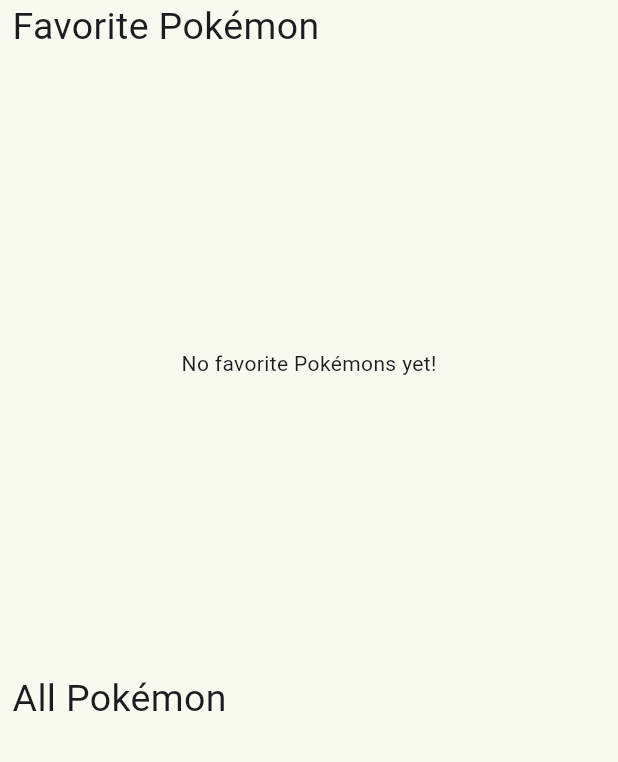
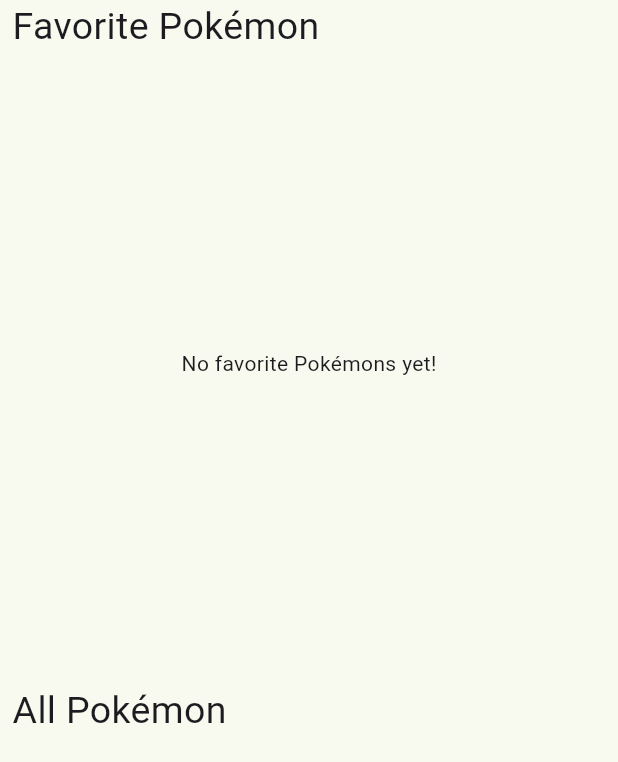
Before and after one commit to NovaLogics/pokemon-verse-flutter-app, a Flutter app: the screen it shows after launch, on a phone screen of 412 x 824 dp. Shown: the top 762 px of the screen. Run offline on Flutter 3.47's test engine with Material 3 defaults, Android fonts, the light colour scheme and no system bars; our stand-ins replace dio, flutter_riverpod, get_it, google_fonts, shared_preferences, skeletonizer; network calls fail.

Commit message:
feat: impl controller and home-screen functions

```diff
--- a/lib/src/features/home/presentation/controller/home_controller.dart
+++ b/lib/src/features/home/presentation/controller/home_controller.dart
@@ -1,4 +1,5 @@
 import 'package:dio/dio.dart';
+import 'package:flutter/foundation.dart';
 import 'package:flutter_riverpod/flutter_riverpod.dart';
 import 'package:get_it/get_it.dart';
 import 'package:pokemonverse/src/features/home/data/models/page_data.dart';
@@ -6,37 +7,52 @@
 import 'package:pokemonverse/src/core/services/http_service.dart';
 
 class HomeController extends StateNotifier<HomePageData> {
-  final GetIt _getIt = GetIt.instance;
+  final HttpService _httpService = GetIt.instance.get<HttpService>();
 
-  late HttpService _httpService;
+  // Base URL and default query parameters for the Pokémon API
+  static const String _baseUrl = "https://pokeapi.co/api/v2/pokemon";
+  static const int _defaultLimit = 20;
+  static const int _defaultOffset = 0;
 
-  HomeController(super._state) {
-    _httpService = _getIt.get<HttpService>();
+  HomeController(super._state)  {
     loadPokemons();
   }
 
+
+  String _buildInitialUrl({int limit = _defaultLimit, int offset = _defaultOffset}) {
+    return "$_baseUrl?limit=$limit&offset=$offset";
+  }
+
+  // Loads Pokémon data from the API
   Future<void> loadPokemons() async {
-    if (state.data == null) {
-      Response? response = await _httpService.get(
-        "https://pokeapi.co/api/v2/pokemon?limit=20&offset=0",
-      );
+    // Determine the URL: either initial query or the next URL from API response
+    final String url = state.data == null
+        ? _buildInitialUrl()
+        : (state.data?.next ?? "");
+
+
+    if (url.isEmpty) return;
+
+    try {
+
+      final Response? response = await _httpService.get(url);
+
 
       if (response != null && response.data != null) {
-        PokemonListData data = PokemonListData.fromJson(response.data);
-        state = state.copyWith(data: data);
+        final PokemonListData newData = PokemonListData.fromJson(response.data);
+
+        // Update the state:
+        state = state.copyWith(
+          data: state.data == null
+              ? newData
+              : newData.copyWith(
+                  results: [...?state.data?.results, ...?newData.results],
+                ),
+        );
       }
-    } else {
-      if (state.data?.next != null) {
-        Response? response = await _httpService.get(state.data!.next!);
-
-        if (response != null && response.data != null) {
-          PokemonListData data = PokemonListData.fromJson(response.data);
-          state = state.copyWith(
-            data: data.copyWith(
-              results: [...?state.data?.results, ...?data.results],
-            ),
-          );
-        }
+    } catch (e) {
+      if (kDebugMode) {
+        print("Error loading Pokémon: $e");
       }
     }
   }
--- a/lib/src/features/home/presentation/screens/home_screen.dart
+++ b/lib/src/features/home/presentation/screens/home_screen.dart
@@ -36,9 +36,10 @@
     super.dispose();
   }
 
-  // Detects when the user reaches the end of the list and loads more Pokémon
+  // Detects when the user reaches the end of the scrollable list and loads more Pokémon
   void _onScroll() {
-    if (_scrollController.offset >= _scrollController.position.maxScrollExtent &&
+    if (_scrollController.offset >=
+            _scrollController.position.maxScrollExtent &&
         !_scrollController.position.outOfRange) {
       _homeController.loadPokemons();
     }
@@ -52,63 +53,71 @@
 
     return Scaffold(
       body: SafeArea(
+        child: CustomScrollView(
+          controller: _scrollController,
+          slivers: [
+            // Favorite Pokémon section
+            SliverToBoxAdapter(
               child: Padding(
                 padding: EdgeInsets.symmetric(
                   horizontal: MediaQuery.sizeOf(context).width * 0.02,
                 ),
-          child: Column(
-            crossAxisAlignment: CrossAxisAlignment.start,
-            children: [
-              _buildFavoritePokemonsList(context, favoritePokemons),
-              _buildAllPokemonsList(context, homePageData),
+                child: _buildFavoritePokemonsList(context, favoritePokemons),
+              ),
+            ),
+            // Title for All Pokémon section
+            SliverToBoxAdapter(
+              child: Padding(
+                padding: EdgeInsets.symmetric(
+                  horizontal: MediaQuery.sizeOf(context).width * 0.02,
+                  vertical: 8.0,
+                ),
+                child: const Text(
+                  "All Pokémon",
+                  style: TextStyle(fontSize: 25),
+                ),
+              ),
+            ),
+            // All Pokémon list using a SliverList
+            SliverList(
+              delegate: SliverChildBuilderDelegate((context, index) {
+                final pokemon = homePageData.data!.results![index];
+                return Padding(
+                  padding: EdgeInsets.symmetric(
+                    horizontal: MediaQuery.sizeOf(context).width * 0.02,
+                  ),
+                  child: PokemonListTile(pokemonURL: pokemon.url!),
+                );
+              }, childCount: homePageData.data?.results?.length ?? 0),
+            ),
           ],
-          ),
         ),
       ),
     );
   }
 
-  // Builds the list of all Pokémon
-  Widget _buildAllPokemonsList(BuildContext context, HomePageData homePageData) {
-    return Expanded(
-      child: Column(
-        crossAxisAlignment: CrossAxisAlignment.start,
-        children: [
-          const Text("All Pokémon", style: TextStyle(fontSize: 25)),
-          Expanded(
-            child: ListView.builder(
-              controller: _scrollController,
-              itemCount: homePageData.data?.results?.length ?? 0,
-              itemBuilder: (context, index) {
-                final pokemon = homePageData.data!.results![index];
-                return PokemonListTile(pokemonURL: pokemon.url!);
-              },
-            ),
-          ),
-        ],
-      ),
-    );
-  }
-
   // Builds the list of favorite Pokémon
-  Widget _buildFavoritePokemonsList(BuildContext context, List<String> favoritePokemons) {
+  Widget _buildFavoritePokemonsList(
+    BuildContext context,
+    List<String> favoritePokemons,
+  ) {
     return Column(
       crossAxisAlignment: CrossAxisAlignment.start,
       children: [
         const Text("Favorite Pokémon", style: TextStyle(fontSize: 25)),
         SizedBox(
           height: MediaQuery.sizeOf(context).height * 0.50,
-          child: favoritePokemons.isNotEmpty
+          child:
+              favoritePokemons.isNotEmpty
                   ? GridView.builder(
                     scrollDirection: Axis.horizontal,
-                  gridDelegate: const SliverGridDelegateWithFixedCrossAxisCount(
+                    gridDelegate:
+                        const SliverGridDelegateWithFixedCrossAxisCount(
                           crossAxisCount: 2,
                         ),
                     itemCount: favoritePokemons.length,
                     itemBuilder: (context, index) {
-                    return PokemonCard(
-                      pokemonUrl: favoritePokemons[index],
-                    );
+                      return PokemonCard(pokemonUrl: favoritePokemons[index]);
                     },
                   )
                   : const Center(child: Text("No favorite Pokémons yet!")),
```
Lines whose indentation alone changed are shown as unchanged.
